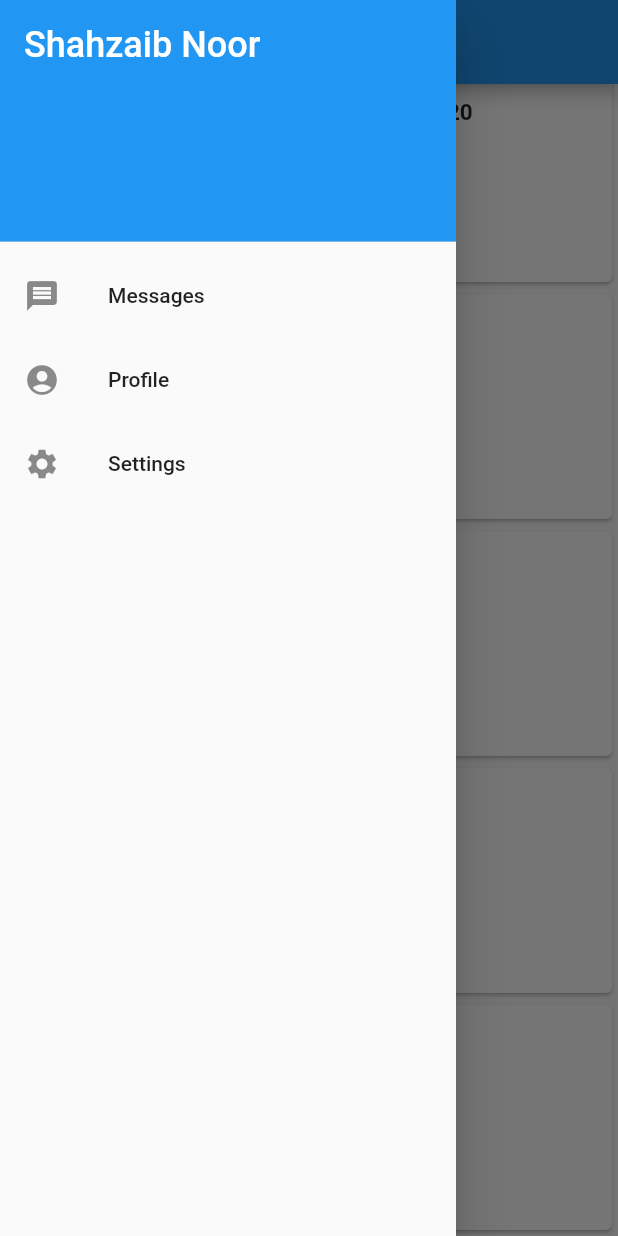
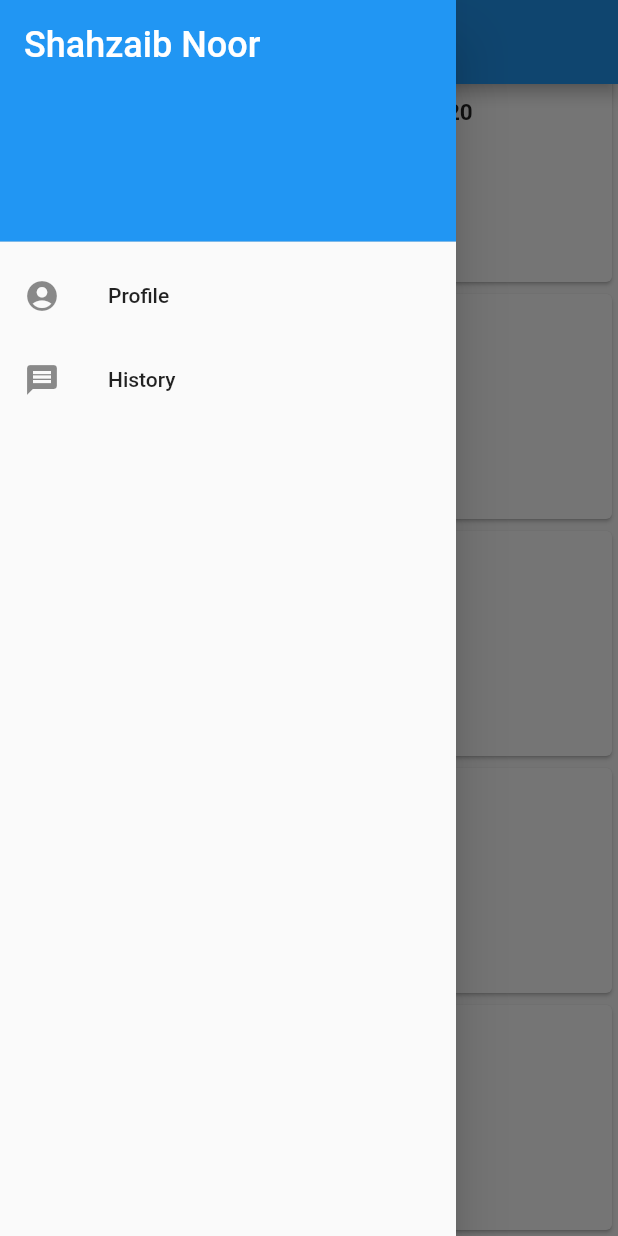
Before and after one commit to ShahzaibSE/shahzaib-noor-ecommerce-flutter-app, a Flutter app: the screen it shows after launch, scrolled down 180 dp, after a tap on the "menu" icon, on a phone screen of 412 x 824 dp. Run offline on Flutter 3.47's test engine with Material 2 defaults, Android fonts, the phone set to English and light mode, and no system bars.

Commit message:
Set up navigation - done

```diff
--- a/lib/main.dart
+++ b/lib/main.dart
@@ -1,6 +1,7 @@
 import 'package:flutter/material.dart';
 import 'productList.dart';
 import 'history.dart';
+import 'userProfile.dart';
 
 void main() {
   runApp(MyApp());
@@ -48,7 +49,6 @@ class MyHomePage extends StatefulWidget {
 }
 
 class _MyHomePageState extends State<MyHomePage> {
-  final _scaffoldKey = new GlobalKey();
 
   @override
   Widget build(BuildContext context) {
@@ -59,8 +59,8 @@ class _MyHomePageState extends State<MyHomePage> {
     // fast, so that you can just rebuild anything that needs updating rather
     // than having to individually change instances of widgets.
     return Scaffold(
-      key: _scaffoldKey,
       appBar: AppBar(
+        automaticallyImplyLeading: true,
         leading: Builder(builder: (context) => // Ensure Scaffold is in context
             IconButton(
               icon: Icon(Icons.menu),
@@ -74,7 +74,7 @@ class _MyHomePageState extends State<MyHomePage> {
       drawer: Drawer(
         child: ListView(
                 padding: EdgeInsets.zero,
-                children: const <Widget>[
+                children: <Widget>[
                   DrawerHeader(
                     decoration: BoxDecoration(
                       color: Colors.blue,
@@ -88,16 +88,18 @@ class _MyHomePageState extends State<MyHomePage> {
                     ),
                   ),
                   ListTile(
-                    leading: Icon(Icons.message),
-                    title: Text('Messages'),
+                    leading: Icon(Icons.account_circle),
+                    title: Text('Profile'),
+                    onTap: (){
+                      Navigator.push(context, MaterialPageRoute(builder: (context)=>UserProfile()));
+                    },
                   ),
                   ListTile(
-                    leading: Icon(Icons.account_circle),
-                    title: Text('Profile'),
-                  ),
-                  ListTile(
-                    leading: Icon(Icons.settings),
-                    title: Text('Settings'),
+                    leading: Icon(Icons.message),
+                    title: Text('History'),
+                    onTap: (){
+                      Navigator.push(context, MaterialPageRoute(builder: (context)=>History()));
+                    },
                   ),
                 ],
               ),
```
Also changed, not shown: lib/history.dart (+8 -2 lines), lib/userProfile.dart (+8 -2 lines), lib/productList.dart (indentation only).
